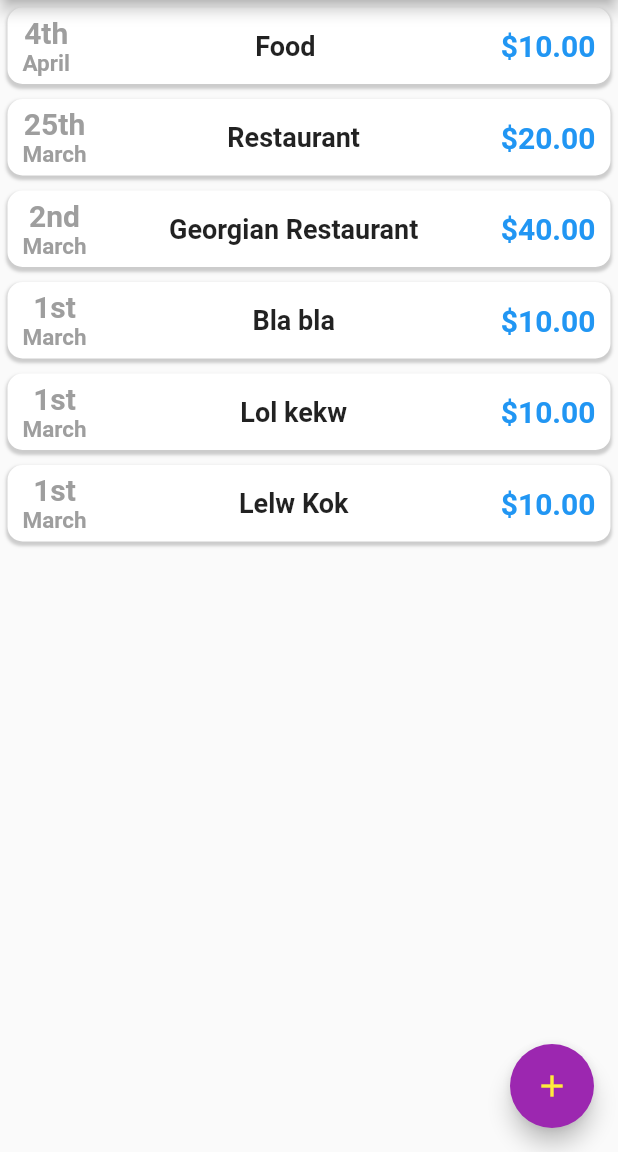
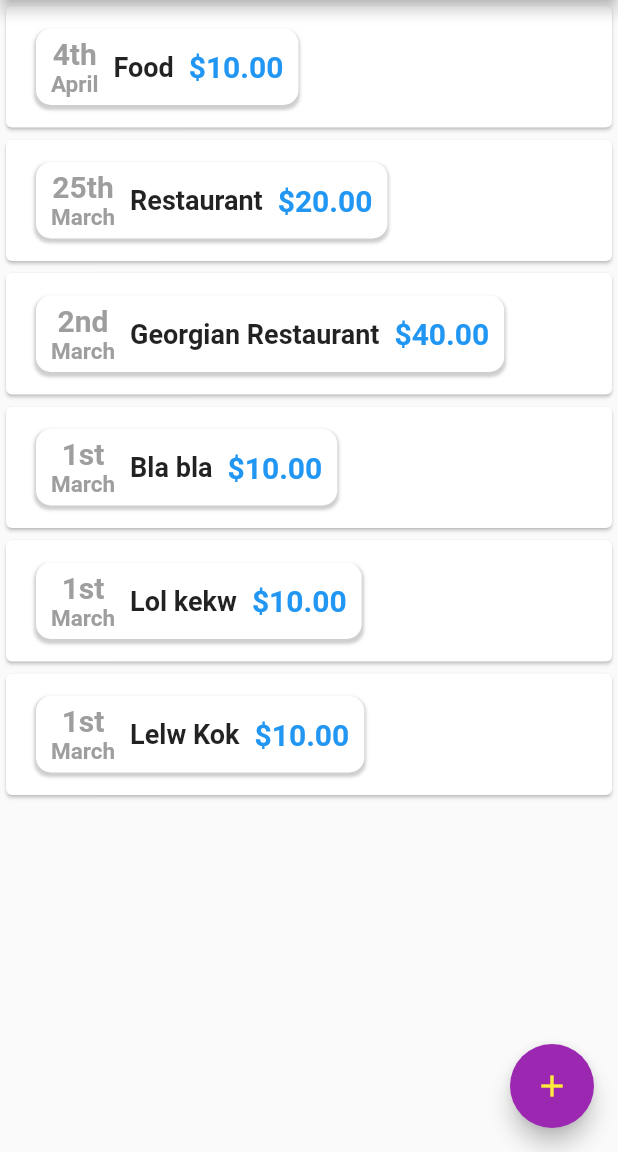
Before and after one commit to vireal01/Spend-tracker, a Flutter app: the screen it shows after launch, on a phone screen of 412 x 824 dp, the part 84-1236 px from its top. Run offline on Flutter 3.47's test engine with Material 2 defaults, Android fonts, the phone set to English and light mode, and no system bars; Roboto replaces fonts that are missing (RubikMicrobe); project files that could hold a hidden picture were left out.

Commit message:
Moved transactions list into TransactionsList widget

```diff
--- a/lib/main.dart
+++ b/lib/main.dart
@@ -131,14 +131,8 @@ class _MyHomePageState extends State<MyHomePage> {
           onPressed: () => {_triggerAddNewTransaction(context)},
         ),
         body: SizedBox(
-          height: 400,
-          child: ListView.builder(
-            itemBuilder: (context, index) => TransactionsList(
-              trnsactions: _userTransactions,
-              index: index,
-            ),
-            itemCount: _userTransactions.length,
-          ),
-        ));
+            child: TransactionsList(
+          userTransactions: _userTransactions,
+        )));
   }
 }
--- a/lib/widget/transactions_list.dart
+++ b/lib/widget/transactions_list.dart
@@ -3,25 +3,37 @@ import '../models/transaction.dart';
 import 'transaction_element.dart';
 
 class TransactionsList extends StatelessWidget {
-  final List<Transaction> trnsactions;
-  final int index;
+  final List<Transaction> userTransactions;
 
-  TransactionsList({required this.trnsactions, required this.index});
+  TransactionsList({required this.userTransactions});
 
   @override
   Widget build(BuildContext context) {
-    return Column(
-      mainAxisAlignment: MainAxisAlignment.start,
-      crossAxisAlignment: CrossAxisAlignment.start,
-      children: <Widget>[
-        Column(
-          children: [
-            ListElement(
-              listItem: trnsactions[index],
-            ),
-          ],
-        )
-      ],
+    return Container(
+      height: 750,
+      child: userTransactions.isEmpty
+          ? Column(
+              children: <Widget>[
+                Text(
+                  'No transactions found',
+                  style: Theme.of(context).textTheme.headline6,
+                ),
+                Image.asset('not-found.png')
+              ],
+            )
+          : ListView.builder(
+              itemCount: userTransactions.length,
+              itemBuilder: (context, index) {
+                return Card(
+                    child: Row(children: <Widget>[
+                  Container(
+                      margin: EdgeInsets.symmetric(
+                        vertical: 10,
+                        horizontal: 15,
+                      ),
+                      child: ListElement(listItem: userTransactions[index])),
+                ]));
+              }),
     );
   }
 }
--- a/pubspec.yaml
+++ b/pubspec.yaml
@@ -57,8 +57,8 @@ flutter:
   uses-material-design: true
 
   # To add assets to your application, add an assets section, like this:
-  # assets:
-  #   - images/a_dot_burr.jpeg
+  assets:
+    - assets/images/not-found.png
   #   - images/a_dot_ham.jpeg
 
   # An image asset can refer to one or more resolution-specific "variants", see
```
Also changed, not shown: assets/images/no-results.png (added), assets/images/not-found.png (added).
